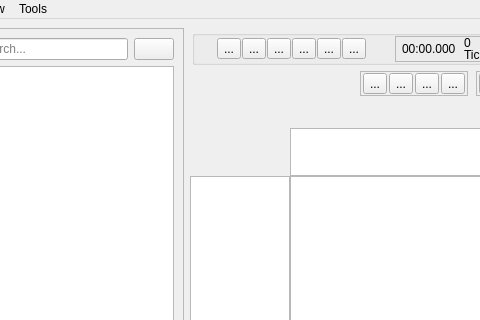
First picture: the form in src/ui/mainwindow.ui, repository garakmon/gtm, before the edit; both pictures show x 101 to 581 and y 0 to 320 of the 1220 by 811 pixel window.
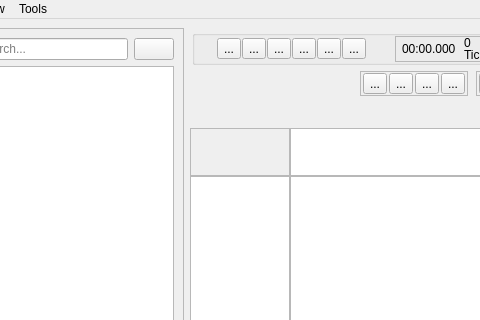
Second picture: the form after the edit. Icons and pictures are not drawn. Custom widgets are drawn as their Qt base class.

Commit message: save progress on track event overhaul

Patch:
```diff
--- a/src/ui/mainwindow.ui
+++ b/src/ui/mainwindow.ui
@@ -1630,6 +1630,16 @@
            </property>
           </widget>
          </item>
+         <item row="0" column="0">
+          <widget class="QFrame" name="frame_TrackMetaControls">
+           <property name="frameShape">
+            <enum>QFrame::StyledPanel</enum>
+           </property>
+           <property name="frameShadow">
+            <enum>QFrame::Raised</enum>
+           </property>
+          </widget>
+         </item>
         </layout>
        </widget>
       </widget>
```
The commit also changes 15 other files.
